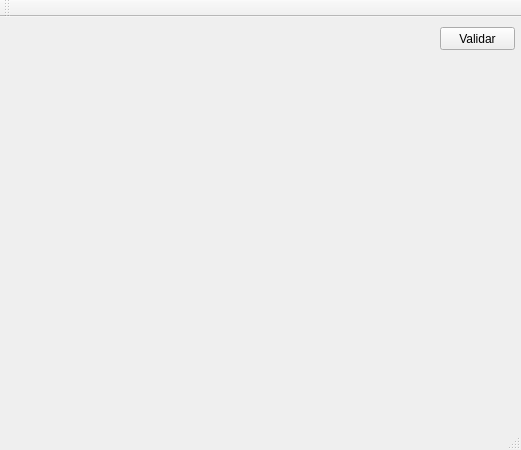
Old version of the form sudoku.ui in the repository josephtk18/ProyectoSudoku.
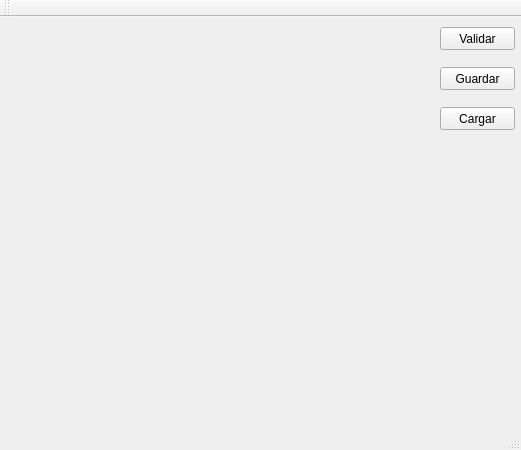
New version of the form.

```diff
--- a/sudoku.ui
+++ b/sudoku.ui
@@ -42,6 +42,32 @@
      </property>
     </layout>
    </widget>
+   <widget class="QPushButton" name="Btn_Guardar">
+    <property name="geometry">
+     <rect>
+      <x>440</x>
+      <y>50</y>
+      <width>75</width>
+      <height>23</height>
+     </rect>
+    </property>
+    <property name="text">
+     <string>Guardar</string>
+    </property>
+   </widget>
+   <widget class="QPushButton" name="Btn_Cargar">
+    <property name="geometry">
+     <rect>
+      <x>440</x>
+      <y>90</y>
+      <width>75</width>
+      <height>23</height>
+     </rect>
+    </property>
+    <property name="text">
+     <string>Cargar</string>
+    </property>
+   </widget>
   </widget>
   <widget class="QMenuBar" name="menuBar">
    <property name="geometry">
```
Left out of the diff: 2 changed lines with no effect on the pictures.
